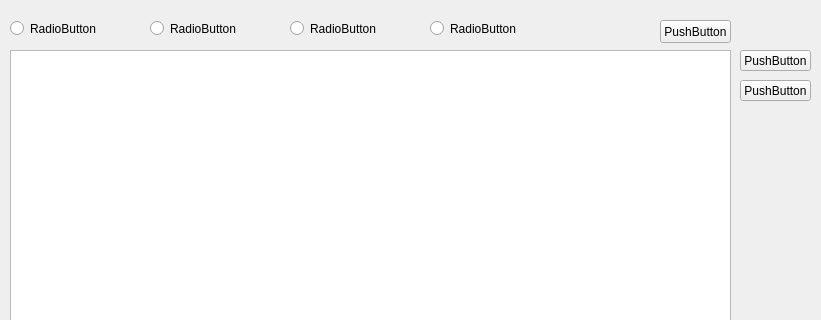
This is ui/search.ui in captaindamien/NII_EIAS as Qt 5 draws it before an edit; both pictures show x 0 to 821 and y 0 to 320 of the 821 by 704 pixel window. The edited form follows.
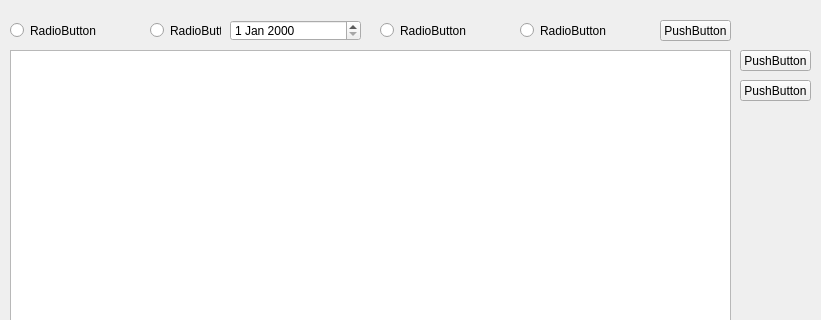
This is the edited form.

```diff
--- a/ui/search.ui
+++ b/ui/search.ui
@@ -59,7 +59,7 @@
       <x>10</x>
       <y>20</y>
       <width>131</width>
-      <height>17</height>
+      <height>21</height>
      </rect>
     </property>
     <property name="text">
@@ -71,8 +71,8 @@
      <rect>
       <x>150</x>
       <y>20</y>
-      <width>131</width>
-      <height>17</height>
+      <width>71</width>
+      <height>21</height>
      </rect>
     </property>
     <property name="text">
@@ -82,10 +82,10 @@
    <widget class="QRadioButton" name="radioButton_3">
     <property name="geometry">
      <rect>
-      <x>290</x>
+      <x>380</x>
       <y>20</y>
       <width>131</width>
-      <height>17</height>
+      <height>21</height>
      </rect>
     </property>
     <property name="text">
@@ -95,10 +95,10 @@
    <widget class="QRadioButton" name="radioButton_4">
     <property name="geometry">
      <rect>
-      <x>430</x>
+      <x>520</x>
       <y>20</y>
       <width>131</width>
-      <height>17</height>
+      <height>21</height>
      </rect>
     </property>
     <property name="text">
@@ -111,7 +111,7 @@
       <x>660</x>
       <y>20</y>
       <width>71</width>
-      <height>23</height>
+      <height>21</height>
      </rect>
     </property>
     <property name="text">
@@ -131,6 +131,16 @@
      <string>PushButton</string>
     </property>
    </widget>
+   <widget class="QDateEdit" name="dateEdit">
+    <property name="geometry">
+     <rect>
+      <x>230</x>
+      <y>20</y>
+      <width>131</width>
+      <height>21</height>
+     </rect>
+    </property>
+   </widget>
   </widget>
   <widget class="QMenuBar" name="menubar">
    <property name="geometry">
```
